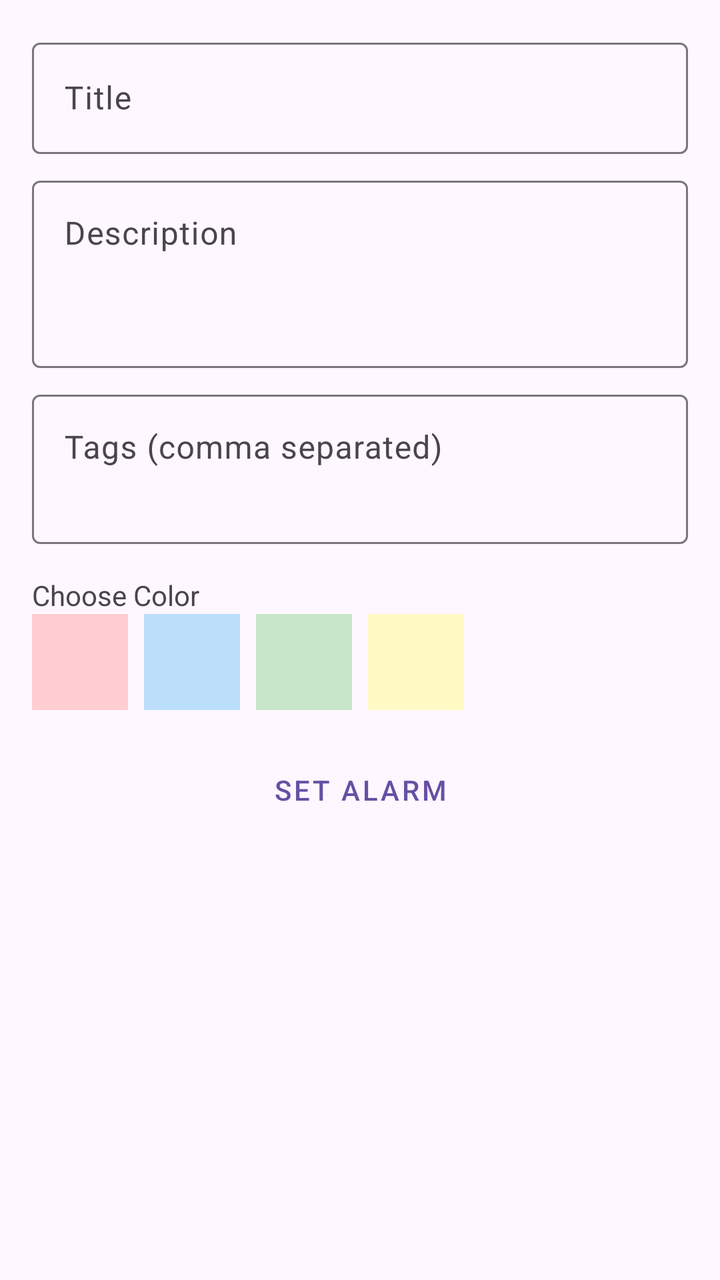
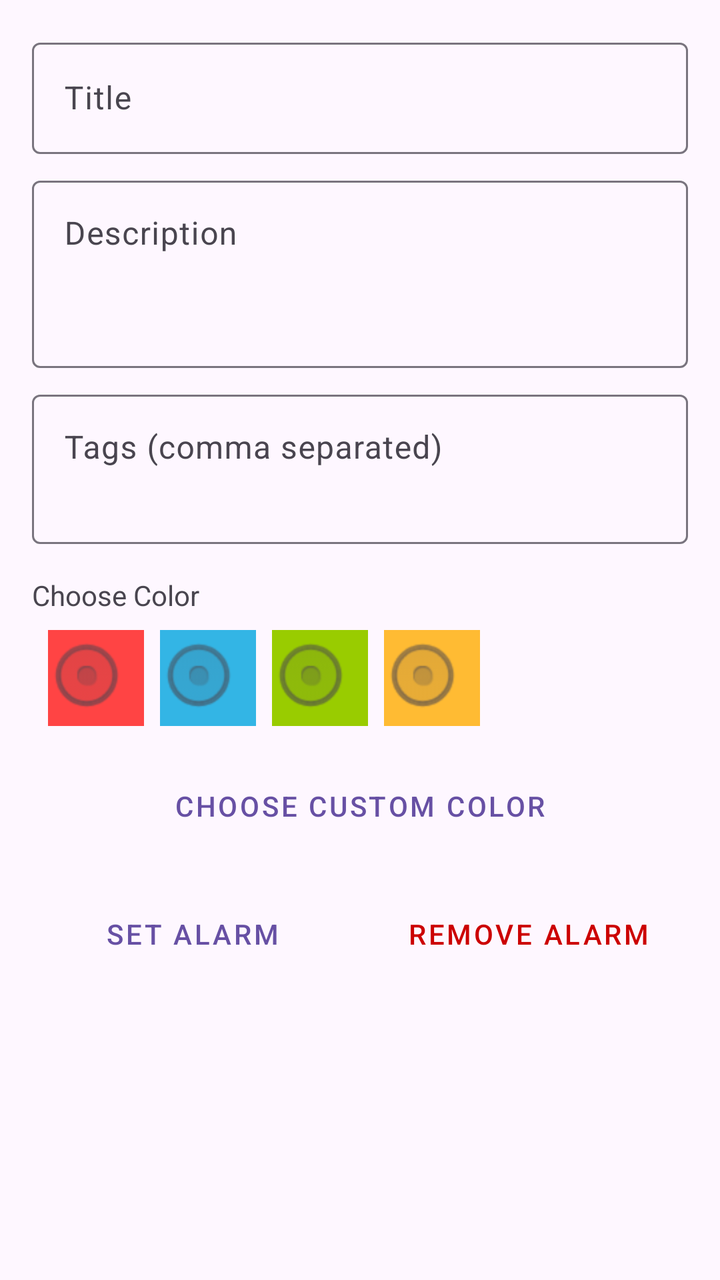

An Android layout rendered at two revisions. The XML below is the earlier revision; the diff shows what the commit changed to produce the second picture.
<!-- AndroidManifest.xml: application theme Theme.TacticalCalendar -->
<!-- res/layout/dialog_add_entry.xml -->
<?xml version="1.0" encoding="utf-8"?>
<ScrollView xmlns:android="http://schemas.android.com/apk/res/android"
    android:layout_width="match_parent"
    android:layout_height="wrap_content"
    android:padding="16dp">

    <LinearLayout
        android:layout_width="match_parent"
        android:layout_height="wrap_content"
        android:orientation="vertical">

        <com.google.android.material.textfield.TextInputLayout
            android:layout_width="match_parent"
            android:layout_height="wrap_content"
            android:hint="Title">
            <com.google.android.material.textfield.TextInputEditText
                android:id="@+id/etTitle"
                android:layout_width="match_parent"
                android:layout_height="wrap_content" />
        </com.google.android.material.textfield.TextInputLayout>

        <com.google.android.material.textfield.TextInputLayout
            android:layout_width="match_parent"
            android:layout_height="wrap_content"
            android:layout_marginTop="8dp"
            android:hint="Description">
            <com.google.android.material.textfield.TextInputEditText
                android:id="@+id/etDescription"
                android:layout_width="match_parent"
                android:layout_height="wrap_content"
                android:minLines="3"
                android:gravity="top"/>
        </com.google.android.material.textfield.TextInputLayout>

        <com.google.android.material.textfield.TextInputLayout
            android:layout_width="match_parent"
            android:layout_height="wrap_content"
            android:layout_marginTop="8dp"
            android:hint="Tags (comma separated)">
            <com.google.android.material.textfield.TextInputEditText
                android:id="@+id/etTags"
                android:layout_width="match_parent"
                android:layout_height="wrap_content"
                android:minLines="2"
                android:gravity="top"/>
        </com.google.android.material.textfield.TextInputLayout>

        <TextView
            android:layout_width="wrap_content"
            android:layout_height="wrap_content"
            android:text="Choose Color"
            android:layout_marginTop="16dp"/>

        <HorizontalScrollView
            android:layout_width="match_parent"
            android:layout_height="wrap_content">
            <RadioGroup
                android:id="@+id/rgColors"
                android:layout_width="wrap_content"
                android:layout_height="wrap_content"
                android:orientation="horizontal">
                
                <RadioButton android:id="@+id/rbRed" android:layout_width="48dp" android:layout_height="48dp" android:background="#FFCDD2" android:button="@null"/>
                <RadioButton android:id="@+id/rbBlue" android:layout_width="48dp" android:layout_height="48dp" android:background="#BBDEFB" android:button="@null" android:layout_marginStart="8dp"/>
                <RadioButton android:id="@+id/rbGreen" android:layout_width="48dp" android:layout_height="48dp" android:background="#C8E6C9" android:button="@null" android:layout_marginStart="8dp"/>
                <RadioButton android:id="@+id/rbYellow" android:layout_width="48dp" android:layout_height="48dp" android:background="#FFF9C4" android:button="@null" android:layout_marginStart="8dp"/>
            </RadioGroup>
        </HorizontalScrollView>

        <Button
            android:id="@+id/btnSetAlarm"
            android:layout_width="match_parent"
            android:layout_height="wrap_content"
            android:text="Set Alarm"
            android:layout_marginTop="16dp"
            style="@style/Widget.MaterialComponents.Button.OutlinedButton"/>

    </LinearLayout>
</ScrollView>
<!-- resources referenced by this layout -->
<resources>
  <style name="Theme.TacticalCalendar" parent="Base.Theme.TacticalCalendar" />
  <style name="Base.Theme.TacticalCalendar" parent="Theme.Material3.DayNight.NoActionBar">
          
          
      </style>
</resources>

<!-- the commit's change to res/layout/dialog_add_entry.xml (unified diff, before → after) -->
@@ -53,27 +53,61 @@
 
         <HorizontalScrollView
             android:layout_width="match_parent"
-            android:layout_height="wrap_content">
+            android:layout_height="wrap_content"
+            android:padding="4dp">
             <RadioGroup
                 android:id="@+id/rgColors"
                 android:layout_width="wrap_content"
                 android:layout_height="wrap_content"
                 android:orientation="horizontal">
                 
-                <RadioButton android:id="@+id/rbRed" android:layout_width="48dp" android:layout_height="48dp" android:background="#FFCDD2" android:button="@null"/>
-                <RadioButton android:id="@+id/rbBlue" android:layout_width="48dp" android:layout_height="48dp" android:background="#BBDEFB" android:button="@null" android:layout_marginStart="8dp"/>
-                <RadioButton android:id="@+id/rbGreen" android:layout_width="48dp" android:layout_height="48dp" android:background="#C8E6C9" android:button="@null" android:layout_marginStart="8dp"/>
-                <RadioButton android:id="@+id/rbYellow" android:layout_width="48dp" android:layout_height="48dp" android:background="#FFF9C4" android:button="@null" android:layout_marginStart="8dp"/>
+                <RadioButton android:id="@+id/rbRed" android:layout_width="48dp" android:layout_height="48dp" android:background="@android:color/holo_red_light" android:button="@android:drawable/btn_radio" android:layout_margin="4dp"/>
+                <RadioButton android:id="@+id/rbBlue" android:layout_width="48dp" android:layout_height="48dp" android:background="@android:color/holo_blue_light" android:button="@android:drawable/btn_radio" android:layout_margin="4dp"/>
+                <RadioButton android:id="@+id/rbGreen" android:layout_width="48dp" android:layout_height="48dp" android:background="@android:color/holo_green_light" android:button="@android:drawable/btn_radio" android:layout_margin="4dp"/>
+                <RadioButton android:id="@+id/rbYellow" android:layout_width="48dp" android:layout_height="48dp" android:background="@android:color/holo_orange_light" android:button="@android:drawable/btn_radio" android:layout_margin="4dp"/>
             </RadioGroup>
         </HorizontalScrollView>
 
         <Button
-            android:id="@+id/btnSetAlarm"
+            android:id="@+id/btnCustomColor"
             android:layout_width="match_parent"
             android:layout_height="wrap_content"
-            android:text="Set Alarm"
-            android:layout_marginTop="16dp"
-            style="@style/Widget.MaterialComponents.Button.OutlinedButton"/>
+            android:text="Choose Custom Color"
+            android:layout_marginTop="8dp"
+            style="@style/Widget.MaterialComponents.Button.TextButton"/>
+
+        <View
+            android:id="@+id/viewSelectedColor"
+            android:layout_width="match_parent"
+            android:layout_height="24dp"
+            android:layout_marginTop="4dp"
+            android:background="#FFFFFF"
+            android:visibility="gone"/>
+
+        <LinearLayout
+            android:layout_width="match_parent"
+            android:layout_height="wrap_content"
+            android:orientation="horizontal"
+            android:layout_marginTop="16dp">
+
+            <Button
+                android:id="@+id/btnSetAlarm"
+                android:layout_width="0dp"
+                android:layout_height="wrap_content"
+                android:layout_weight="1"
+                android:text="Set Alarm"
+                style="@style/Widget.MaterialComponents.Button.OutlinedButton"/>
+
+            <Button
+                android:id="@+id/btnRemoveAlarm"
+                android:layout_width="0dp"
+                android:layout_height="wrap_content"
+                android:layout_weight="1"
+                android:text="Remove Alarm"
+                android:layout_marginStart="8dp"
+                style="@style/Widget.MaterialComponents.Button.TextButton"
+                android:textColor="@android:color/holo_red_dark"/>
+        </LinearLayout>
 
     </LinearLayout>
 </ScrollView>
